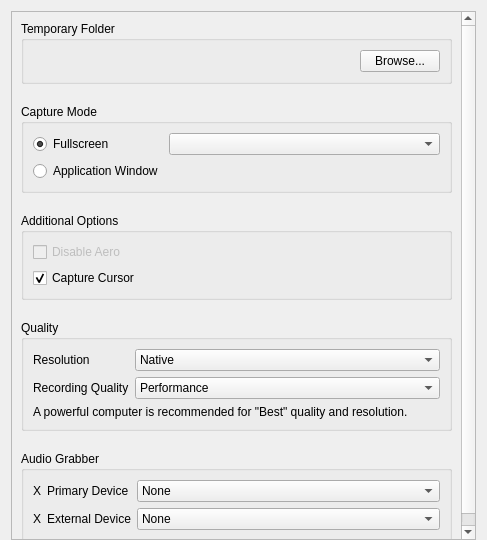
This is client/libclient/src/ui/widgets/local_settings/recording_settings_widget.ui in networkoptix/nx_open as Qt 5 draws it before an edit. The edited form follows.
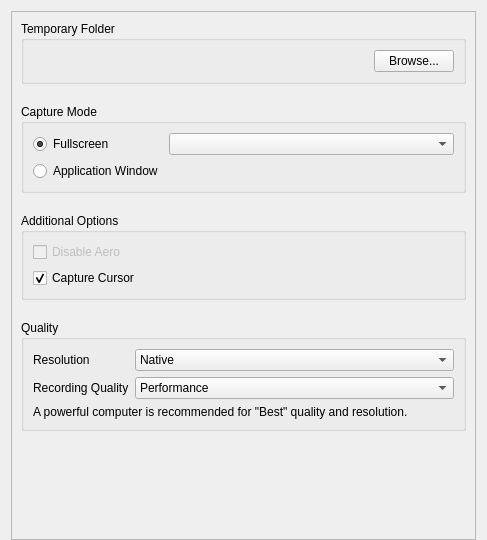
This is the edited form.

Commit message:
VMS-2600 - Local Settings dialog UI fixes
<==== Mercurial data ====>
Branch: dev_3.0.0_gui

The edit to the form file:
```diff
--- a/client/libclient/src/ui/widgets/local_settings/recording_settings_widget.ui
+++ b/client/libclient/src/ui/widgets/local_settings/recording_settings_widget.ui
@@ -278,115 +278,6 @@
          </layout>
         </widget>
        </item>
-       <item>
-        <widget class="QGroupBox" name="audioGroupBox">
-         <property name="title">
-          <string>Audio Grabber</string>
-         </property>
-         <property name="flat">
-          <bool>true</bool>
-         </property>
-         <layout class="QGridLayout" name="gridLayout_2" columnstretch="0,0,1">
-          <item row="0" column="0">
-           <widget class="QLabel" name="primaryDeviceIconLabel">
-            <property name="sizePolicy">
-             <sizepolicy hsizetype="Maximum" vsizetype="Maximum">
-              <horstretch>0</horstretch>
-              <verstretch>0</verstretch>
-             </sizepolicy>
-            </property>
-            <property name="text">
-             <string notr="true">X</string>
-            </property>
-           </widget>
-          </item>
-          <item row="0" column="1">
-           <widget class="QLabel" name="primaryDeviceTextLabel">
-            <property name="sizePolicy">
-             <sizepolicy hsizetype="Minimum" vsizetype="Preferred">
-              <horstretch>0</horstretch>
-              <verstretch>0</verstretch>
-             </sizepolicy>
-            </property>
-            <property name="minimumSize">
-             <size>
-              <width>0</width>
-              <height>0</height>
-             </size>
-            </property>
-            <property name="text">
-             <string>Primary Device</string>
-            </property>
-           </widget>
-          </item>
-          <item row="0" column="2">
-           <widget class="QComboBox" name="primaryAudioDeviceComboBox">
-            <property name="sizePolicy">
-             <sizepolicy hsizetype="Preferred" vsizetype="Fixed">
-              <horstretch>0</horstretch>
-              <verstretch>0</verstretch>
-             </sizepolicy>
-            </property>
-            <property name="toolTip">
-             <string comment="Use this to select audio device"/>
-            </property>
-            <item>
-             <property name="text">
-              <string>None</string>
-             </property>
-            </item>
-           </widget>
-          </item>
-          <item row="1" column="0">
-           <widget class="QLabel" name="secondaryDeviceIconLabel">
-            <property name="sizePolicy">
-             <sizepolicy hsizetype="Maximum" vsizetype="Maximum">
-              <horstretch>0</horstretch>
-              <verstretch>0</verstretch>
-             </sizepolicy>
-            </property>
-            <property name="text">
-             <string notr="true">X</string>
-            </property>
-           </widget>
-          </item>
-          <item row="1" column="1">
-           <widget class="QLabel" name="secondaryDeviceTextLabel">
-            <property name="sizePolicy">
-             <sizepolicy hsizetype="Minimum" vsizetype="Preferred">
-              <horstretch>0</horstretch>
-              <verstretch>0</verstretch>
-             </sizepolicy>
-            </property>
-            <property name="minimumSize">
-             <size>
-              <width>0</width>
-              <height>0</height>
-             </size>
-            </property>
-            <property name="text">
-             <string>External Device</string>
-            </property>
-           </widget>
-          </item>
-          <item row="1" column="2">
-           <widget class="QComboBox" name="secondaryAudioDeviceComboBox">
-            <property name="sizePolicy">
-             <sizepolicy hsizetype="Preferred" vsizetype="Fixed">
-              <horstretch>0</horstretch>
-              <verstretch>0</verstretch>
-             </sizepolicy>
-            </property>
-            <item>
-             <property name="text">
-              <string>None</string>
-             </property>
-            </item>
-           </widget>
-          </item>
-         </layout>
-        </widget>
-       </item>
        <item>
         <spacer name="verticalSpacer">
          <property name="orientation">
```
The commit also changes 15 other files.
